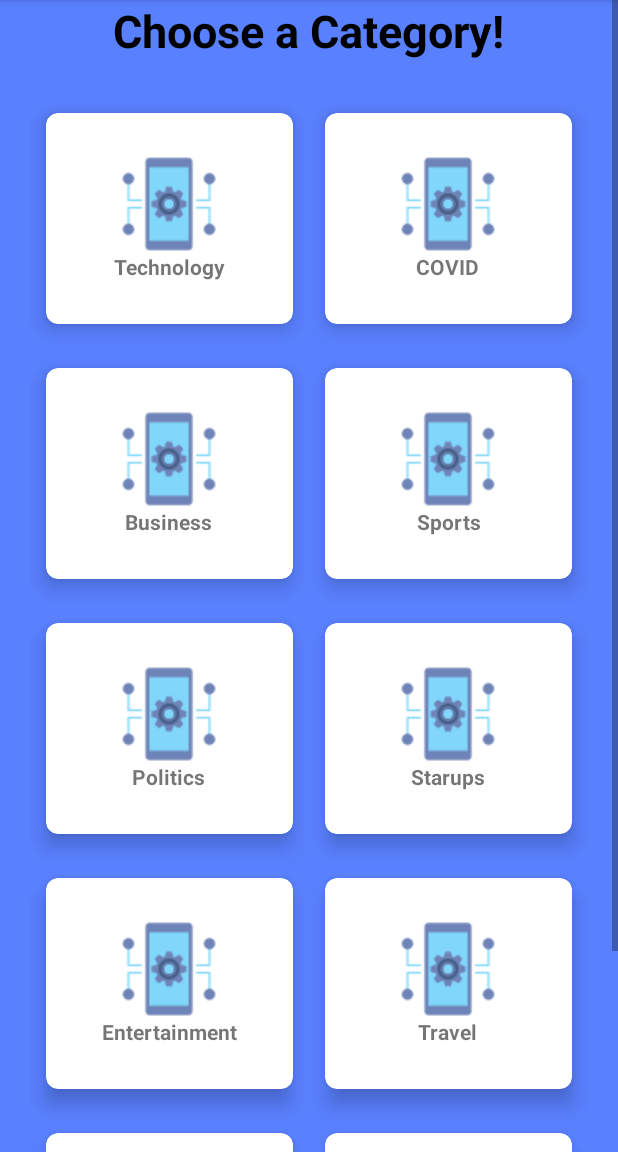
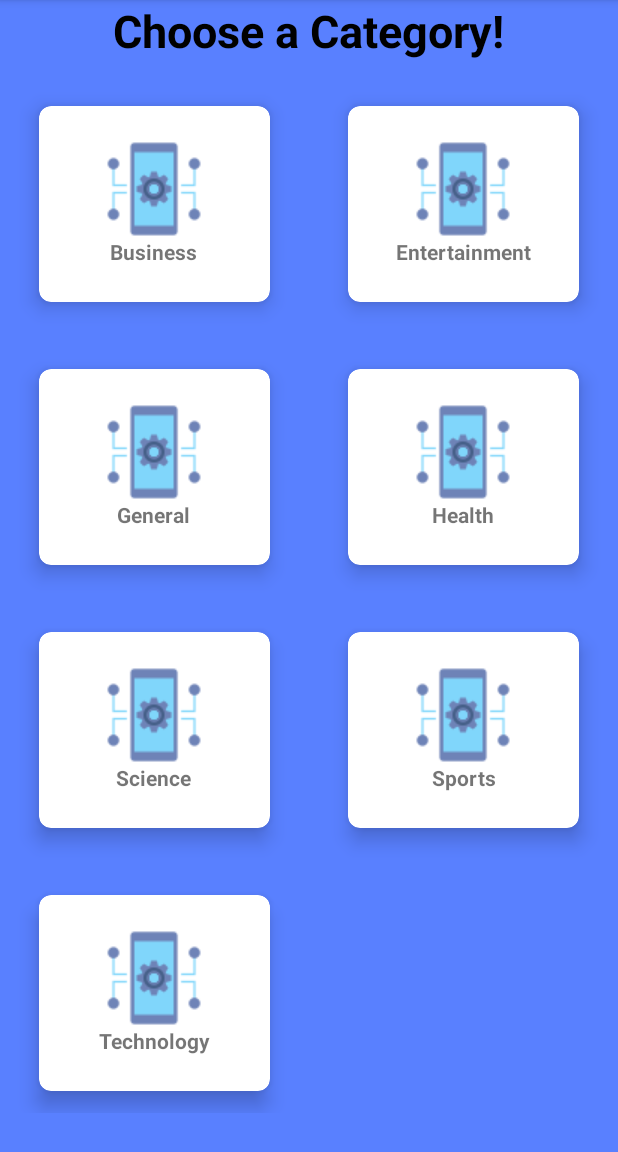
Before and after one commit to jgutierrezo/addictive-news-shorts, an Android app: the SelectCategoryActivity screen opened directly, with no data from a screen before it, on a phone screen of 412 x 824 dp, the part 84-1236 px from its top. Run offline under Robolectric (Android 15) with nearby library versions, the light colour scheme and no system bars.

Commit message:
fetch by category

```diff
--- a/app/src/main/java/com/example/addictive_news_shorts/SelectCategoryActivity.java
+++ b/app/src/main/java/com/example/addictive_news_shorts/SelectCategoryActivity.java
@@ -2,13 +2,37 @@ package com.example.addictive_news_shorts;
 
 import androidx.appcompat.app.AppCompatActivity;
 
+import android.content.Intent;
 import android.os.Bundle;
+import android.view.View;
 
 public class SelectCategoryActivity extends AppCompatActivity {
+
+    String category = "";
 
     @Override
     protected void onCreate(Bundle savedInstanceState) {
         super.onCreate(savedInstanceState);
         setContentView(R.layout.activity_select_category);
     }
+
+    public void goToNews(View view) {
+        switch (view.getId()){
+            case R.id.business:  category = "Business"; break;
+            case R.id.entertainment:  category = "Entertainment"; break;
+            case R.id.general:  category = "General"; break;
+            case R.id.health: category = "health"; break;
+            case R.id.science: category = "Science"; break;
+            case R.id.sports:  category = "Sports"; break;
+            case R.id.technology:  category = "Technology"; break;
+        }
+        selectCategory();
+    }
+
+    public void selectCategory() {
+        Intent replyIntent = new Intent();
+        replyIntent.putExtra("category", category);
+        setResult(RESULT_OK, replyIntent);
+        finish();
+    }
 }
--- a/app/src/main/java/com/example/addictive_news_shorts/api/ApiInterfaces.java
+++ b/app/src/main/java/com/example/addictive_news_shorts/api/ApiInterfaces.java
@@ -11,5 +11,6 @@ public interface ApiInterfaces {
     @GET("top-headlines")
     Call<NewsResponse> getNews(@Query("country") String country,
                                @Query("apiKey") String apiKey,
+                               @Query("category") String category,
                                @Query("pageSize") int pageSize);
 }
--- a/app/src/main/java/com/example/addictive_news_shorts/news/newsActivity.java
+++ b/app/src/main/java/com/example/addictive_news_shorts/news/newsActivity.java
@@ -1,6 +1,7 @@
 package com.example.addictive_news_shorts.news;
 
 import androidx.annotation.NonNull;
+import androidx.annotation.Nullable;
 import androidx.appcompat.app.AppCompatActivity;
 
 import android.content.Intent;
@@ -10,6 +11,7 @@ import android.view.View;
 import android.view.animation.LinearInterpolator;
 import android.widget.Toast;
 
+import com.example.addictive_news_shorts.SelectCategoryActivity;
 import com.example.addictive_news_shorts.api.ApiClient;
 import com.example.addictive_news_shorts.api.ApiInterfaces;
 import com.example.addictive_news_shorts.models.NewsModel;
@@ -40,6 +42,7 @@ public class newsActivity extends AppCompatActivity implements CardStackListener
     private String url;
     private List<NewsModel> news;
     private int position = 0;
+    private static final int SELECT_CATEGORY = 1000;
 
     @Override
     protected void onCreate(Bundle savedInstanceState) {
@@ -54,8 +57,13 @@ public class newsActivity extends AppCompatActivity implements CardStackListener
         layoutManager.setCanScrollVertical(false);
         stackView.setLayoutManager(layoutManager);
         stackView.setAdapter(adapter);
+        getNews("business");
+
+    }
+
+    public void getNews(String category) {
         ApiInterfaces apiService = ApiClient.getClient().create(ApiInterfaces.class);
-        Call<NewsResponse> call = apiService.getNews("ca", "72492bb78d284e6badef389a803220be", 100);
+        Call<NewsResponse> call = apiService.getNews("ca", "72492bb78d284e6badef389a803220be", category, 100);
         call.enqueue(new Callback<NewsResponse>() {
             @Override
             public void onResponse(Call<NewsResponse> call, Response<NewsResponse> response) {
@@ -134,4 +142,20 @@ public class newsActivity extends AppCompatActivity implements CardStackListener
         Intent intent = new Intent(this, MyNewsActivity.class);
         startActivity(intent);
     }
+
+    public void selectCategory(View view) {
+        Intent intent = new Intent(this, SelectCategoryActivity.class);
+        startActivityForResult(intent, SELECT_CATEGORY);
+    }
+
+    @Override
+    protected void onActivityResult(int requestCode, int resultCode, @Nullable Intent data) {
+        super.onActivityResult(requestCode, resultCode, data);
+        if (requestCode == SELECT_CATEGORY) {
+            if (resultCode == RESULT_OK) {
+                String category = data.getStringExtra("category");
+                getNews(category);
+            }
+        }
+    }
 }
--- a/app/src/main/res/layout/activity_news.xml
+++ b/app/src/main/res/layout/activity_news.xml
@@ -56,8 +56,20 @@
         app:layout_constraintTop_toBottomOf="@id/gh85"
         app:layout_constraintBottom_toBottomOf="parent"
         app:layout_constraintStart_toEndOf="@id/save"
-        app:layout_constraintEnd_toEndOf="parent"
+        app:layout_constraintEnd_toEndOf="@id/categories"
         android:onClick="goToMyNews"
         />
 
+    <Button
+        android:id="@+id/categories"
+        android:layout_width="wrap_content"
+        android:layout_height="wrap_content"
+        android:text="cat"
+        app:layout_constraintTop_toBottomOf="@id/gh85"
+        app:layout_constraintBottom_toBottomOf="parent"
+        app:layout_constraintStart_toEndOf="@id/my_news"
+        app:layout_constraintEnd_toEndOf="parent"
+        android:onClick="selectCategory"
+        />
+
 </androidx.constraintlayout.widget.ConstraintLayout>
--- a/app/src/main/res/layout/activity_select_category.xml
+++ b/app/src/main/res/layout/activity_select_category.xml
@@ -1,25 +1,13 @@
 <?xml version="1.0" encoding="utf-8"?>
 
-
-
-<ScrollView xmlns:android="http://schemas.android.com/apk/res/android"
+<androidx.constraintlayout.widget.ConstraintLayout
+    xmlns:android="http://schemas.android.com/apk/res/android"
     xmlns:app="http://schemas.android.com/apk/res-auto"
     xmlns:tools="http://schemas.android.com/tools"
+    tools:context="SelectCategoryActivity"
     android:layout_width="match_parent"
     android:layout_height="match_parent"
-    android:orientation="vertical"
-    tools:context=".SelectCategoryActivity"
-    android:background="#5980ff"
-    >
-
-
-<RelativeLayout
-
-    android:layout_width="match_parent"
-    android:layout_height="match_parent"
-    android:orientation="vertical"
->
-
+    android:background="#5980ff">
 
     <TextView
         android:id="@+id/title_view"
@@ -29,20 +17,39 @@
         android:text="Choose a Category!"
         android:textColor="#000000"
         android:textSize="30sp"
-        android:textStyle="bold" />
+        android:textStyle="bold"
+        app:layout_constraintTop_toTopOf="parent"
+        app:layout_constraintStart_toStartOf="parent"
+        app:layout_constraintEnd_toEndOf="parent"
+        />
 
-    <GridLayout
+    <androidx.core.widget.NestedScrollView
+        android:layout_width="match_parent"
+        android:layout_height="0dp"
+        app:layout_constraintTop_toBottomOf="@id/title_view"
+        app:layout_constraintBottom_toBottomOf="parent"
+        app:layout_constraintStart_toStartOf="parent"
+        app:layout_constraintEnd_toEndOf="parent"
+        >
+
+        <androidx.constraintlayout.widget.ConstraintLayout
             android:layout_width="match_parent"
             android:layout_height="match_parent"
-        android:layout_below="@id/title_view"
-        android:layout_margin="20dp"
-        android:columnCount="2"
-        android:rowCount="10">
+            >
 
+            <androidx.constraintlayout.widget.Guideline
+                android:id="@+id/gl50"
+                android:layout_width="match_parent"
+                android:layout_height="match_parent"
+                app:layout_constraintGuide_percent=".5"
+                android:orientation="vertical"
+                />
 
             <androidx.cardview.widget.CardView
-            android:layout_width="90dp"
-            android:layout_height="170dp"
+                android:id="@+id/business"
+                android:layout_margin="15dp"
+                android:layout_width="0dp"
+                android:layout_height="160dp"
                 android:layout_row="0"
                 android:layout_rowWeight="1"
                 android:layout_column="0"
@@ -50,73 +57,12 @@
                 android:layout_gravity="fill"
                 app:cardCornerRadius="8dp"
                 app:cardElevation="8dp"
-            app:cardUseCompatPadding="true">
-
-            <LinearLayout
-                android:layout_width="wrap_content"
-                android:layout_height="wrap_content"
-                android:layout_gravity="center_vertical|center_horizontal"
-                android:gravity="center"
-                android:orientation="vertical">
-
-                <ImageView
-                    android:layout_width="wrap_content"
-                    android:layout_height="wrap_content"
-                    android:src="@drawable/tech" />
-
-                <TextView
-                    android:layout_width="wrap_content"
-                    android:layout_height="wrap_content"
-                    android:text="Technology"
-                    android:textAlignment="center"
-                    android:textStyle="bold" />
-            </LinearLayout>
-        </androidx.cardview.widget.CardView>
-
-        <androidx.cardview.widget.CardView
-            android:layout_width="90dp"
-            android:layout_height="170dp"
-            android:layout_row="0"
-            android:layout_rowWeight="1"
-            android:layout_column="1"
-            android:layout_columnWeight="1"
-            android:layout_gravity="fill"
-            app:cardCornerRadius="8dp"
-            app:cardElevation="8dp"
-            app:cardUseCompatPadding="true">
-
-            <LinearLayout
-                android:layout_width="wrap_content"
-                android:layout_height="wrap_content"
-                android:layout_gravity="center_vertical|center_horizontal"
-                android:gravity="center"
-                android:orientation="vertical">
-
-                <ImageView
-                    android:layout_width="wrap_content"
-                    android:layout_height="wrap_content"
-                    android:src="@drawable/tech" />
-
-                <TextView
-                    android:layout_width="wrap_content"
-                    android:layout_height="wrap_content"
-                    android:text="COVID"
-                    android:textAlignment="center"
-                    android:textStyle="bold" />
-            </LinearLayout>
-        </androidx.cardview.widget.CardView>
-
-        <androidx.cardview.widget.CardView
-            android:layout_width="90dp"
-            android:layout_height="170dp"
-            android:layout_row="1"
-            android:layout_rowWeight="1"
-            android:layout_column="0"
-            android:layout_columnWeight="1"
-            android:layout_gravity="fill"
-            app:cardCornerRadius="8dp"
-            app:cardElevation="8dp"
-            app:cardUseCompatPadding="true">
+                app:cardUseCompatPadding="true"
+                app:layout_constraintTop_toTopOf="parent"
+                app:layout_constraintStart_toStartOf="parent"
+                app:layout_constraintEnd_toStartOf="@id/gl50"
+                android:onClick="goToNews"
+                >
 
                 <LinearLayout
                     android:layout_width="wrap_content"
@@ -140,116 +86,23 @@
             </androidx.cardview.widget.CardView>
 
             <androidx.cardview.widget.CardView
-            android:layout_width="90dp"
-            android:layout_height="170dp"
-            android:layout_row="1"
-            android:layout_rowWeight="1"
-            android:layout_column="1"
-            android:layout_columnWeight="1"
-            android:layout_gravity="fill"
-            app:cardCornerRadius="8dp"
-            app:cardElevation="8dp"
-            app:cardUseCompatPadding="true">
-
-            <LinearLayout
-                android:layout_width="wrap_content"
-                android:layout_height="wrap_content"
-                android:layout_gravity="center_vertical|center_horizontal"
-                android:gravity="center"
-                android:orientation="vertical">
-
-                <ImageView
-                    android:layout_width="wrap_content"
-                    android:layout_height="wrap_content"
-                    android:src="@drawable/tech" />
-
-                <TextView
-                    android:layout_width="wrap_content"
-                    android:layout_height="wrap_content"
-                    android:text="Sports"
-                    android:textAlignment="center"
-                    android:textStyle="bold" />
-            </LinearLayout>
-        </androidx.cardview.widget.CardView>
-
-
-        <androidx.cardview.widget.CardView
-            android:layout_width="90dp"
-            android:layout_height="170dp"
-            android:layout_row="2"
+                android:id="@+id/entertainment"
+                android:layout_margin="15dp"
+                android:layout_width="0dp"
+                android:layout_height="160dp"
+                android:layout_row="0"
                 android:layout_rowWeight="1"
                 android:layout_column="0"
                 android:layout_columnWeight="1"
                 android:layout_gravity="fill"
                 app:cardCornerRadius="8dp"
                 app:cardElevation="8dp"
-            app:cardUseCompatPadding="true">
-
-            <LinearLayout
-                android:layout_width="wrap_content"
-                android:layout_height="wrap_content"
-                android:layout_gravity="center_vertical|center_horizontal"
-                android:gravity="center"
-                android:orientation="vertical">
-
-                <ImageView
-                    android:layout_width="wrap_content"
-                    android:layout_height="wrap_content"
-                    android:src="@drawable/tech" />
-
-                <TextView
-                    android:layout_width="wrap_content"
-                    android:layout_height="wrap_content"
-                    android:text="Politics"
-                    android:textAlignment="center"
-                    android:textStyle="bold" />
-            </LinearLayout>
-        </androidx.cardview.widget.CardView>
-
-        <androidx.cardview.widget.CardView
-            android:layout_width="90dp"
-            android:layout_height="170dp"
-            android:layout_row="2"
-            android:layout_rowWeight="1"
-            android:layout_column="1"
-            android:layout_columnWeight="1"
-            android:layout_gravity="fill"
-            app:cardCornerRadius="8dp"
-            app:cardElevation="8dp"
-            app:cardUseCompatPadding="true">
-
-            <LinearLayout
-                android:layout_width="wrap_content"
-                android:layout_height="wrap_content"
-                android:layout_gravity="center_vertical|center_horizontal"
-                android:gravity="center"
-                android:orientation="vertical">
-
-                <ImageView
-                    android:layout_width="wrap_content"
-                    android:layout_height="wrap_content"
-                    android:src="@drawable/tech" />
-
-                <TextView
-                    android:layout_width="wrap_content"
-                    android:layout_height="wrap_content"
-                    android:text="Starups"
-                    android:textAlignment="center"
-                    android:textStyle="bold" />
-            </LinearLayout>
-        </androidx.cardview.widget.CardView>
-
-        <androidx.cardview.widget.CardView
-            android:layout_width="90dp"
-            android:layout_height="170dp"
-            android:layout_row="3"
-            android:layout_rowWeight="1"
-            android:layout_column="0"
-            android:layout_columnWeight="1"
-            android:layout_gravity="fill"
-            app:cardCornerRadius="8dp"
-            app:cardElevation="8dp"
-            app:cardUseCompatPadding="true">
+                app:cardUseCompatPadding="true"
+                app:layout_constraintTop_toTopOf="parent"
+                app:layout_constraintStart_toStartOf="@id/gl50"
+                app:layout_constraintEnd_toEndOf="parent"
+                android:onClick="goToNews"
+                >
 
                 <LinearLayout
                     android:layout_width="wrap_content"
@@ -273,16 +126,23 @@
             </androidx.cardview.widget.CardView>
 
             <androidx.cardview.widget.CardView
-            android:layout_width="90dp"
-            android:layout_height="170dp"
-            android:layout_row="3"
+                android:id="@+id/general"
+                android:layout_margin="15dp"
+                android:layout_width="0dp"
+                android:layout_height="160dp"
+                android:layout_row="0"
                 android:layout_rowWeight="1"
-            android:layout_column="1"
+                android:layout_column="0"
                 android:layout_columnWeight="1"
                 android:layout_gravity="fill"
                 app:cardCornerRadius="8dp"
                 app:cardElevation="8dp"
-            app:cardUseCompatPadding="true">
+                app:cardUseCompatPadding="true"
+                app:layout_constraintTop_toBottomOf="@+id/business"
+                app:layout_constraintStart_toStartOf="parent"
+                app:layout_constraintEnd_toStartOf="@id/gl50"
+                android:onClick="goToNews"
+                >
 
                 <LinearLayout
                     android:layout_width="wrap_content"
@@ -299,23 +159,30 @@
                     <TextView
                         android:layout_width="wrap_content"
                         android:layout_height="wrap_content"
-                    android:text="Travel"
+                        android:text="General"
                         android:textAlignment="center"
                         android:textStyle="bold" />
                 </LinearLayout>
             </androidx.cardview.widget.CardView>
 
             <androidx.cardview.widget.CardView
-            android:layout_width="90dp"
-            android:layout_height="170dp"
-            android:layout_row="4"
+                android:id="@+id/health"
+                android:layout_margin="15dp"
+                android:layout_width="0dp"
+                android:layout_height="160dp"
+                android:layout_row="0"
                 android:layout_rowWeight="1"
                 android:layout_column="0"
                 android:layout_columnWeight="1"
                 android:layout_gravity="fill"
                 app:cardCornerRadius="8dp"
                 app:cardElevation="8dp"
-            app:cardUseCompatPadding="true">
+                app:cardUseCompatPadding="true"
+                app:layout_constraintTop_toBottomOf="@id/entertainment"
+                app:layout_constraintStart_toStartOf="@id/gl50"
+                app:layout_constraintEnd_toEndOf="parent"
+                android:onClick="goToNews"
+                >
 
                 <LinearLayout
                     android:layout_width="wrap_content"
@@ -332,23 +199,30 @@
                     <TextView
                         android:layout_width="wrap_content"
                         android:layout_height="wrap_content"
-                    android:text="Automobile"
+                        android:text="Health"
                         android:textAlignment="center"
                         android:textStyle="bold" />
                 </LinearLayout>
             </androidx.cardview.widget.CardView>
 
             <androidx.cardview.widget.CardView
-            android:layout_width="90dp"
-            android:layout_height="170dp"
-            android:layout_row="4"
+                android:id="@+id/science"
+                android:layout_margin="15dp"
+                android:layout_width="0dp"
+                android:layout_height="160dp"
+                android:layout_row="0"
                 android:layout_rowWeight="1"
-            android:layout_column="1"
+                android:layout_column="0"
                 android:layout_columnWeight="1"
                 android:layout_gravity="fill"
                 app:cardCornerRadius="8dp"
                 app:cardElevation="8dp"
-            app:cardUseCompatPadding="true">
+                app:cardUseCompatPadding="true"
+                app:layout_constraintTop_toBottomOf="@+id/general"
+                app:layout_constraintStart_toStartOf="parent"
+                app:layout_constraintEnd_toStartOf="@id/gl50"
+                android:onClick="goToNews"
+                >
 
                 <LinearLayout
                     android:layout_width="wrap_content"
@@ -365,15 +239,94 @@
                     <TextView
                         android:layout_width="wrap_content"
                         android:layout_height="wrap_content"
-                    android:text="Education"
+                        android:text="Science"
                         android:textAlignment="center"
                         android:textStyle="bold" />
                 </LinearLayout>
             </androidx.cardview.widget.CardView>
 
-    </GridLayout>
+            <androidx.cardview.widget.CardView
+                android:id="@+id/sports"
+                android:layout_margin="15dp"
+                android:layout_width="0dp"
+                android:layout_height="160dp"
+                android:layout_row="0"
+                android:layout_rowWeight="1"
+                android:layout_column="0"
+                android:layout_columnWeight="1"
+                android:layout_gravity="fill"
+                app:cardCornerRadius="8dp"
+                app:cardElevation="8dp"
+                app:cardUseCompatPadding="true"
+                app:layout_constraintTop_toBottomOf="@id/health"
+                app:layout_constraintStart_toStartOf="@id/gl50"
+                app:layout_constraintEnd_toEndOf="parent"
+                android:onClick="goToNews"
+                >
 
+                <LinearLayout
+                    android:layout_width="wrap_content"
+                    android:layout_height="wrap_content"
+                    android:layout_gravity="center_vertical|center_horizontal"
+                    android:gravity="center"
+                    android:orientation="vertical">
 
-</RelativeLayout>
+                    <ImageView
+                        android:layout_width="wrap_content"
+                        android:layout_height="wrap_content"
+                        android:src="@drawable/tech" />
 
-</ScrollView>
+                    <TextView
+                        android:layout_width="wrap_content"
+                        android:layout_height="wrap_content"
+                        android:text="Sports"
+                        android:textAlignment="center"
+                        android:textStyle="bold" />
+                </LinearLayout>
+            </androidx.cardview.widget.CardView>
+
+            <androidx.cardview.widget.CardView
+                android:id="@+id/technology"
+                android:layout_margin="15dp"
+                android:layout_width="0dp"
+                android:layout_height="160dp"
+                android:layout_row="0"
+                android:layout_rowWeight="1"
+                android:layout_column="0"
+                android:layout_columnWeight="1"
+                android:layout_gravity="fill"
+                app:cardCornerRadius="8dp"
+                app:cardElevation="8dp"
+                app:cardUseCompatPadding="true"
+                app:layout_constraintTop_toBottomOf="@+id/science"
+                app:layout_constraintStart_toStartOf="parent"
+                app:layout_constraintEnd_toStartOf="@id/gl50"
+                android:onClick="goToNews"
+                >
+
+                <LinearLayout
+                    android:layout_width="wrap_content"
+                    android:layout_height="wrap_content"
+                    android:layout_gravity="center_vertical|center_horizontal"
+                    android:gravity="center"
+                    android:orientation="vertical">
+
+                    <ImageView
+                        android:layout_width="wrap_content"
+                        android:layout_height="wrap_content"
+                        android:src="@drawable/tech" />
+
+                    <TextView
+                        android:layout_width="wrap_content"
+                        android:layout_height="wrap_content"
+                        android:text="Technology"
+                        android:textAlignment="center"
+                        android:textStyle="bold" />
+                </LinearLayout>
+            </androidx.cardview.widget.CardView>
+
+        </androidx.constraintlayout.widget.ConstraintLayout>
+
+    </androidx.core.widget.NestedScrollView>
+
+</androidx.constraintlayout.widget.ConstraintLayout>
```
Lines whose indentation alone changed are shown as unchanged.
